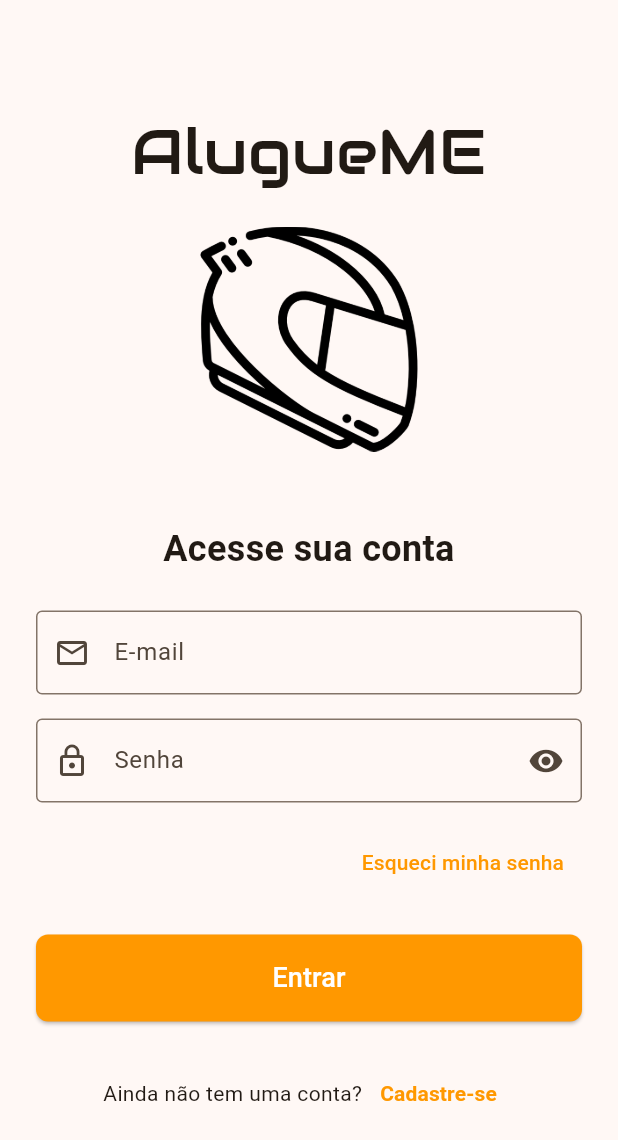
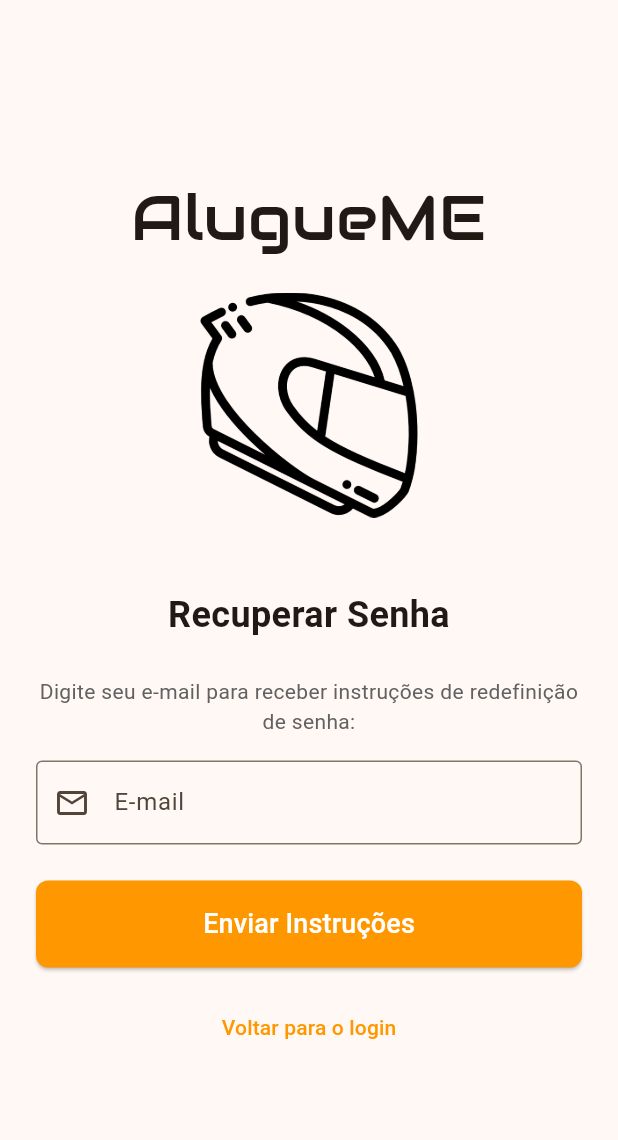
Before and after one commit to GuilhermeD9/flutter-app-e01, a Flutter app: the screen it shows after launch, after a tap on "Esqueci minha senha", on a phone screen of 412 x 824 dp. Shown: the top 1140 px of the screen. Run offline on Flutter 3.47's test engine with Material 3 defaults, Android fonts, the light colour scheme and no system bars.

Commit message:
feat: Forgot password screen

```diff
--- a/lib/main.dart
+++ b/lib/main.dart
@@ -1,6 +1,7 @@
 import 'package:flutter/material.dart';
 import 'package:memobile/screens/edit_profile_screen.dart';
 import 'package:memobile/screens/login_screen.dart';
+import 'package:memobile/screens/forgot_password_screen.dart';
 import 'package:memobile/screens/main_screen.dart';
 import 'package:memobile/screens/map_screen.dart';
 import 'package:memobile/screens/register_user_screen.dart';
@@ -47,6 +48,7 @@ class MyApp extends StatelessWidget {
       initialRoute: '/login',
       routes: {
         '/login': (context) => const LoginScreen(),
+        '/forgot-password': (context) => const ForgotPasswordScreen(),
         '/home': (context) => const MainScreen(),
         '/register' : (context) => const RegisterUserScreen(),
         '/register-vehicle': (context) => const RegisterVehicleScreen(),
--- /dev/null
+++ b/lib/screens/forgot_password_screen.dart
@@ -0,0 +1,120 @@
+import 'package:flutter/material.dart';
+
+class ForgotPasswordScreen extends StatefulWidget {
+  const ForgotPasswordScreen({super.key});
+
+  @override
+  State<ForgotPasswordScreen> createState() => _ForgotPasswordScreenState();
+}
+
+class _ForgotPasswordScreenState extends State<ForgotPasswordScreen> {
+  final _formKey = GlobalKey<FormState>();
+  final _emailController = TextEditingController();
+
+  @override
+  Widget build(BuildContext context) {
+    return Scaffold(
+      body: SingleChildScrollView(
+        child: Padding(
+          padding: const EdgeInsets.symmetric(horizontal: 24.0),
+          child: SizedBox(
+            height: MediaQuery.of(context).size.height,
+            child: Column(
+              mainAxisAlignment: MainAxisAlignment.center,
+              crossAxisAlignment: CrossAxisAlignment.stretch,
+              children: [
+
+                const Text(
+                  'AlugueME',
+                  textAlign: TextAlign.center,
+                  style: TextStyle(
+                    fontSize: 42,
+                    fontFamily: 'Audiowide',
+                  ),
+                ),
+                const SizedBox(height: 20),
+
+                Image.asset(
+                  'assets/images/logo.png',
+                  height: 150,
+                ),
+                const SizedBox(height: 48),
+
+                const Text(
+                  'Recuperar Senha',
+                  textAlign: TextAlign.center,
+                  style: TextStyle(
+                    fontSize: 24,
+                    fontWeight: FontWeight.bold,
+                  ),
+                ),
+                const SizedBox(height: 24),
+
+                Form(
+                  key: _formKey,
+                  child: Column(
+                    children: [
+                      Text(
+                        'Digite seu e-mail para receber instruções de redefinição de senha:',
+                        textAlign: TextAlign.center,
+                        style: TextStyle(color: Colors.grey[700]),
+                      ),
+                      const SizedBox(height: 16),
+
+                      TextFormField(
+                        controller: _emailController,
+                        decoration: const InputDecoration(
+                          labelText: 'E-mail',
+                          prefixIcon: Icon(Icons.email_outlined),
+                          border: OutlineInputBorder(),
+                        ),
+                        keyboardType: TextInputType.emailAddress,
+                        validator: (email) {
+                          if (email == null || email.isEmpty || !email.contains('@')) {
+                            return 'Por favor, digite um e-mail válido.';
+                          }
+                          return null;
+                        },
+                      ),
+                    ],
+                  ),
+                ),
+                const SizedBox(height: 24),
+
+                ElevatedButton(
+                  style: ElevatedButton.styleFrom(
+                      padding: const EdgeInsets.symmetric(vertical: 16),
+                      shape: RoundedRectangleBorder(
+                        borderRadius: BorderRadius.circular(8),
+                      )
+                  ),
+                  onPressed: () {
+                    if (_formKey.currentState!.validate()) {
+                      ScaffoldMessenger.of(context).showSnackBar(
+                        SnackBar(
+                          content: Text('Enviando instruções para ${_emailController.text}'),
+                        ),
+                      );
+                    }
+                  },
+                  child: const Text(
+                    'Enviar Instruções',
+                    style: TextStyle(fontSize: 18),
+                  ),
+                ),
+                const SizedBox(height: 16),
+
+                TextButton(
+                  onPressed: () {
+                    Navigator.pop(context);
+                  },
+                  child: const Text('Voltar para o login'),
+                ),
+              ],
+            ),
+          ),
+        ),
+      ),
+    );
+  }
+}
--- a/lib/screens/login_screen.dart
+++ b/lib/screens/login_screen.dart
@@ -115,6 +115,7 @@ class _LoginScreenState extends State<LoginScreen> {
                     alignment: Alignment.centerRight,
                     child: TextButton(
                         onPressed: () {
+                          Navigator.pushNamed(context, '/forgot-password');
                     },
                       child: const Text('Esqueci minha senha'),
                     ),
```
